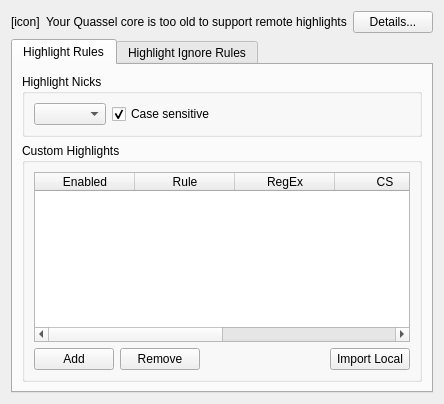
First picture: the form in src/qtui/settingspages/corehighlightsettingspage.ui, repository quassel/quassel, before the edit.
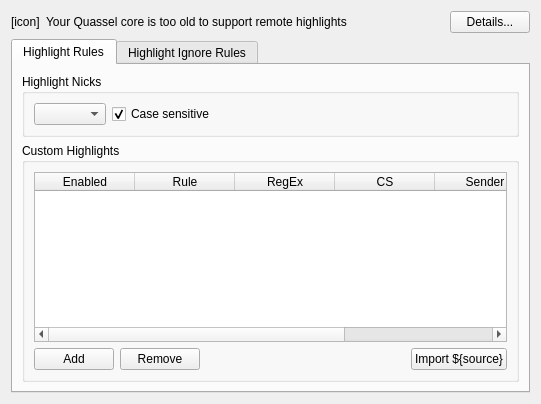
Second picture: the form after the edit.

Commit message:
client: Remove unused highlight UI translations
Mark the highlightImport text and tooltip in
CoreHighlightSettingsPage as no translate, and make it obvious this
text is replaced at runtime.

Let Qt Creator do its formatting thing, updating the UI width and
indentation.

```diff
--- a/src/qtui/settingspages/corehighlightsettingspage.ui
+++ b/src/qtui/settingspages/corehighlightsettingspage.ui
@@ -6,7 +6,7 @@
    <rect>
     <x>0</x>
     <y>0</y>
-    <width>438</width>
+    <width>541</width>
     <height>404</height>
    </rect>
   </property>
@@ -234,7 +234,7 @@
                   <string>Import highlight rules configured in &lt;i&gt;Local Highlights&lt;/i&gt;</string>
                  </property>
                  <property name="text">
-                  <string>Import Local</string>
+                  <string notr="true">Import ${source}</string>
                  </property>
                 </widget>
                </item>
```
Left out of the diff: 2 changed lines with no effect on the pictures. Lines whose indentation alone changed are shown as unchanged.
